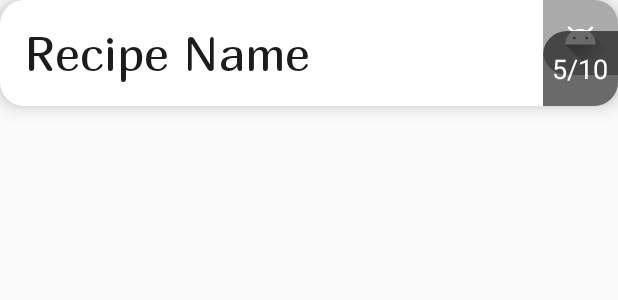
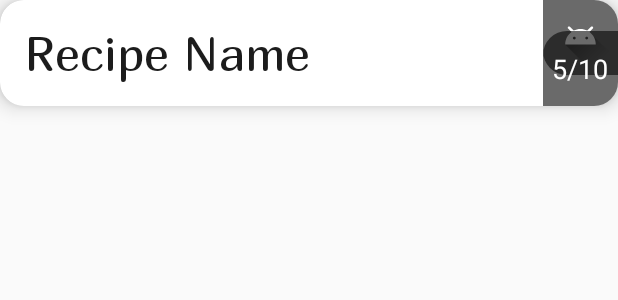
Before and after one commit to Jantzilla/Cupboard, an Android app: the layout grid_recipe_layout.xml on its own in the app's theme, with its tools: preview values and no code run, on a phone screen of 412 x 824 dp. Shown: the top 300 px of the screen. Run offline under Robolectric (Android 15) with nearby library versions, the phone set to English and light mode, and no system bars.

Commit message:
Change opacity of - "recipe_list_icon_background" from 55 to 95

```diff
--- a/app/src/main/res/drawable/recipe_list_icon_background.xml
+++ b/app/src/main/res/drawable/recipe_list_icon_background.xml
@@ -1,7 +1,7 @@
 <?xml version="1.0" encoding="utf-8"?>
 <shape xmlns:android="http://schemas.android.com/apk/res/android" android:shape="rectangle">
 
-    <solid android:color="#55000000"/>
+    <solid android:color="#95000000"/>
     <corners android:bottomLeftRadius="16dp"/>
 
 </shape>
```
